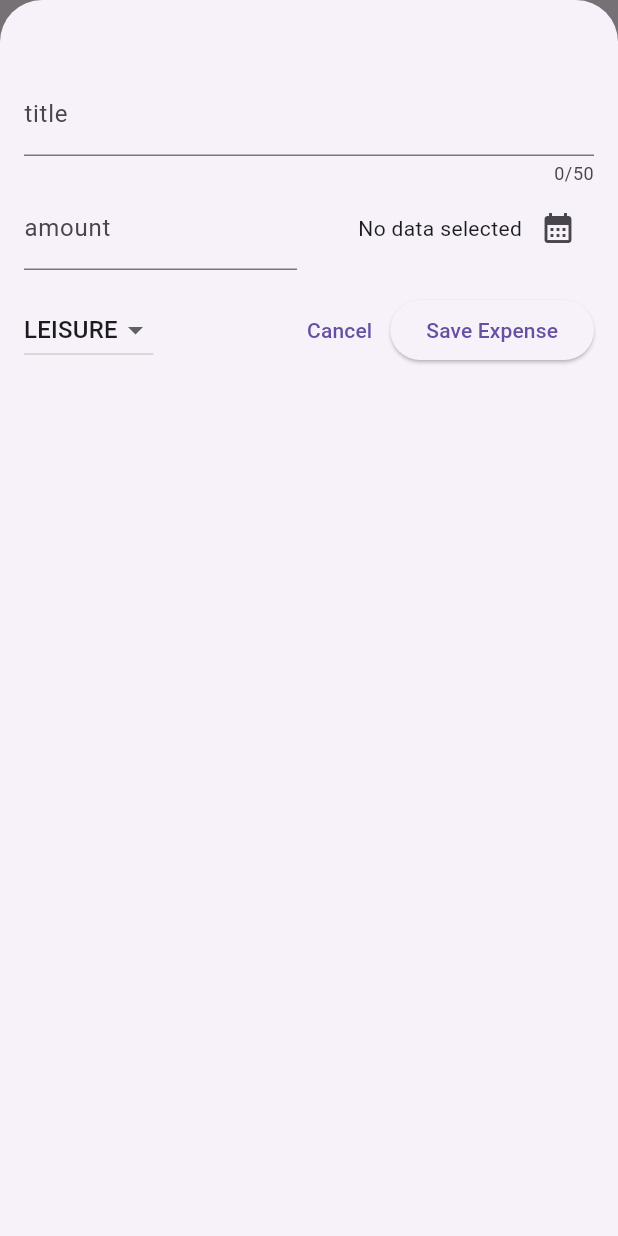
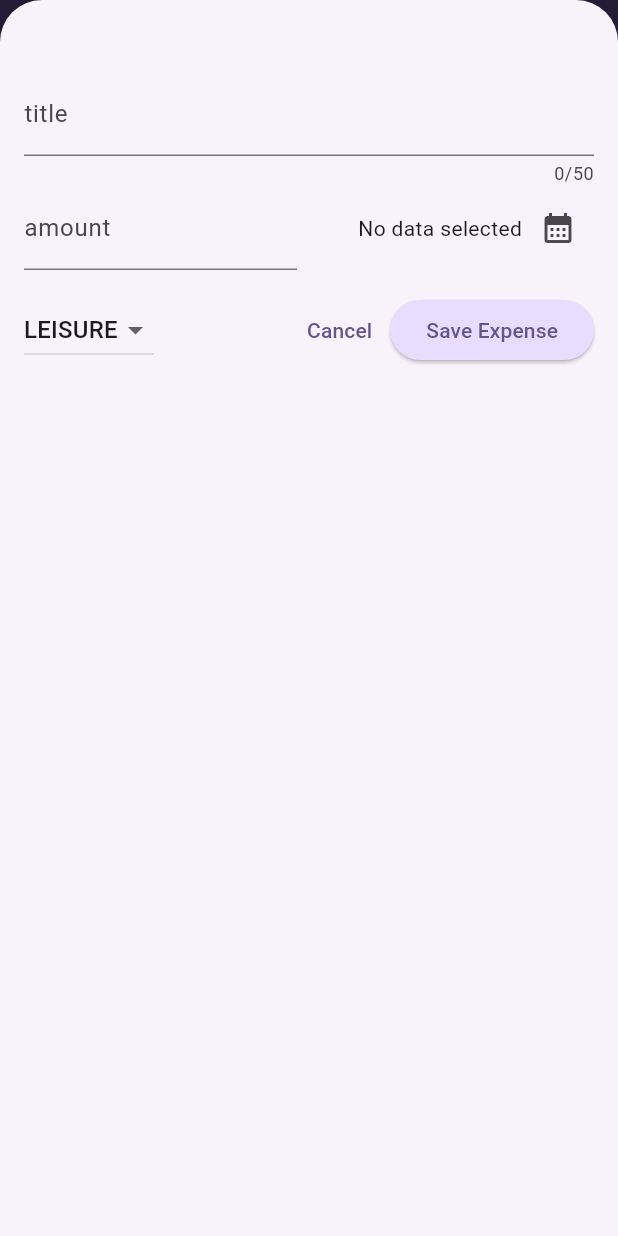
Before and after one commit to figboy9/flutter_expense_tracker, a Flutter app: the screen it shows after launch, after a tap on the "add" icon, on a phone screen of 412 x 824 dp. Run offline on Flutter 3.47's test engine with Material 3 defaults, Android fonts, the phone set to English and light mode, and no system bars.

Commit message:
add themedata

```diff
--- a/lib/main.dart
+++ b/lib/main.dart
@@ -1,9 +1,55 @@
 import 'package:flutter/material.dart';
 import 'package:flutter_expense_tracker/widgets/expenses.dart';
 
+var kColorScheme = ColorScheme.fromSeed(
+  seedColor: const Color.fromARGB(255, 96, 59, 181),
+);
+var kDarkColorScheme = ColorScheme.fromSeed(
+  seedColor: Color.fromARGB(255, 5, 99, 125),
+  brightness: Brightness.dark,
+);
+
 void main() {
   runApp(
-    const MaterialApp(
+    MaterialApp(
+      darkTheme: ThemeData.dark().copyWith(
+        colorScheme: kDarkColorScheme,
+        cardTheme: const CardTheme().copyWith(
+          color: kDarkColorScheme.secondaryContainer,
+          margin: const EdgeInsets.symmetric(vertical: 10, horizontal: 16),
+        ),
+        elevatedButtonTheme: ElevatedButtonThemeData(
+          style: ElevatedButton.styleFrom(
+            backgroundColor: kDarkColorScheme.primaryContainer,
+            foregroundColor: kDarkColorScheme.onPrimaryContainer,
+          ),
+        ),
+      ),
+      theme: ThemeData().copyWith(
+        colorScheme: kColorScheme,
+        appBarTheme: const AppBarTheme().copyWith(
+          backgroundColor: kColorScheme.onPrimaryContainer,
+          foregroundColor: kColorScheme.primaryContainer,
+        ),
+        cardTheme: const CardTheme().copyWith(
+          color: kColorScheme.secondaryContainer,
+          margin: const EdgeInsets.symmetric(vertical: 10, horizontal: 16),
+        ),
+        elevatedButtonTheme: ElevatedButtonThemeData(
+          style: ElevatedButton.styleFrom(
+            backgroundColor: kColorScheme.primaryContainer,
+          ),
+        ),
+        textTheme: ThemeData().textTheme.copyWith(
+              titleLarge: TextStyle(
+                fontWeight: FontWeight.bold,
+                color: kColorScheme.onSecondaryContainer,
+                // color: kColorScheme,
+                fontSize: 16,
+              ),
+            ),
+      ),
+      // themeMode: ThemeMode.dark,
       home: Expenses(),
     ),
   );
--- a/lib/widgets/expenses_list/expense_item.dart
+++ b/lib/widgets/expenses_list/expense_item.dart
@@ -11,8 +11,9 @@ class ExpenseItem extends StatelessWidget {
       child: Padding(
         padding: const EdgeInsets.symmetric(horizontal: 20, vertical: 20),
         child: Column(
+          crossAxisAlignment: CrossAxisAlignment.start,
           children: [
-            Text(expense.title),
+            Text(expense.title, style: Theme.of(context).textTheme.titleLarge),
             const SizedBox(height: 4),
             Row(
               children: [
--- a/lib/widgets/expenses_list/expenses_list.dart
+++ b/lib/widgets/expenses_list/expenses_list.dart
@@ -14,6 +14,13 @@ class ExpensesList extends StatelessWidget {
     return ListView.builder(
       itemCount: expenses.length,
       itemBuilder: (ctx, index) => Dismissible(
+        background: Container(
+          color: Theme.of(context).colorScheme.error,
+          // margin: EdgeInsets.all(10),
+          margin: EdgeInsets.symmetric(
+              horizontal: Theme.of(context).cardTheme.margin!.horizontal),
+          // decoration: ShapeDecoration(shape: Theme.of(context).cardTheme.shape),
+        ),
         key: UniqueKey(),
         onDismissed: (d) => {
           onRemoveExpense(index),
```
